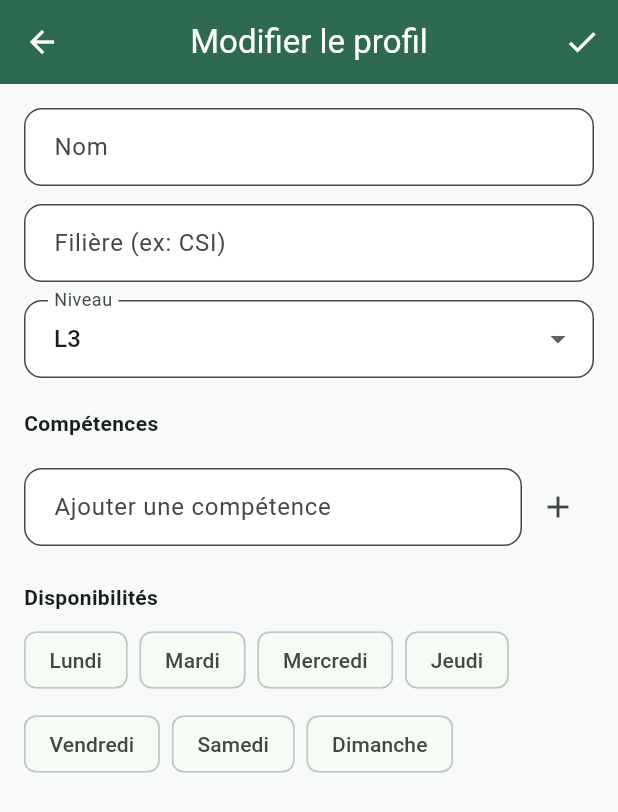
After one commit to LordMichxl/projet_binome, a Flutter app: the EditProfileScreen screen opened directly, on a phone screen of 412 x 824 dp. The commit adds this screen. Shown: the top 812 px of the screen. Run offline on Flutter 3.47's test engine with Material 3 defaults, Android fonts, the phone set to English and light mode, and no system bars; our stand-ins replace cloud_firestore, firebase_auth, firebase_core, flutter_riverpod; accounts and stored records are empty.

Commit message:
Feat: Profile,availability, skils

```diff
--- a/lib/models/message_model.dart
+++ b/lib/models/message_model.dart
@@ -1,4 +1,3 @@
-import 'package:cloud_firestore/cloud_firestore.dart';
 
 class MessageModel {
   final String id;
--- a/lib/models/notification_model.dart
+++ b/lib/models/notification_model.dart
@@ -1,4 +1,3 @@
-import 'package:cloud_firestore/cloud_firestore.dart';
 
 enum NotificationType { matchRequest, matchAccepted, newMessage }
 
@@ -33,7 +32,9 @@ class NotificationModel {
       type: notificationTypeFromString(map['type'] ?? 'matchRequest'),
       message: map['message'] ?? '',
       read: map['read'] ?? false,
-      createdAt: (map['createdAt'] as Timestamp?)?.toDate() ?? DateTime.now(),
+      createdAt: DateTime.parse(
+        map['createdAt'] ?? DateTime.now().toIso8601String(),
+      ),
     );
   }
 
--- a/lib/models/user_model.dart
+++ b/lib/models/user_model.dart
@@ -1,4 +1,3 @@
-import 'package:cloud_firestore/cloud_firestore.dart';
 class UserModel {
   final String uid;
   final String email;
@@ -46,7 +45,7 @@ class UserModel {
       email: map['email'] ?? '',
       name: map['name'] ?? '',
       sector: map['sector'] ?? '',
-      level: map['leve'] ?? '',
+      level: map['level'] ?? '',
       photoUrl: map['photoUrl'],
       skills: List<String>.from(map['skills'] ?? []),
       lookingFor: List<String>.from(map['lookingFor'] ?? []),
--- /dev/null
+++ b/lib/screens/profile/edit_profile_screen.dart
@@ -0,0 +1,133 @@
+import 'package:flutter/material.dart';
+import 'package:flutter_riverpod/flutter_riverpod.dart';
+import '../../providers/auth_provider.dart';
+import '../../utils/constantes.dart';
+
+class EditProfileScreen extends ConsumerStatefulWidget {
+  const EditProfileScreen({super.key});
+
+  @override
+  ConsumerState<EditProfileScreen> createState() => _EditProfileScreenState();
+}
+
+class _EditProfileScreenState extends ConsumerState<EditProfileScreen> {
+  late TextEditingController _nameController;
+  late TextEditingController _sectorController;
+  final TextEditingController _skillController = TextEditingController();
+
+  static const List<String> _levels = ['L1', 'L2', 'L3', 'M1', 'M2'];
+  static const List<String> _days = [
+    'Lundi', 'Mardi', 'Mercredi', 'Jeudi', 'Vendredi', 'Samedi', 'Dimanche'
+  ];
+  late String _selectedLevel;
+
+  @override
+  void initState() {
+    super.initState();
+    final user = ref.read(currentUserProvider);
+    _nameController = TextEditingController(text: user?.name ?? '');
+    _sectorController = TextEditingController(text: user?.sector ?? '');
+    _selectedLevel = (user != null && _levels.contains(user.level)) ? user.level : 'L3';
+  }
+
+  @override
+  void dispose() {
+    _nameController.dispose();
+    _sectorController.dispose();
+    _skillController.dispose();
+    super.dispose();
+  }
+
+  void _addSkill() {
+    final skill = _skillController.text.trim();
+    if (skill.isEmpty) return;
+    ref.read(authProvider.notifier).addSkill(skill);
+    _skillController.clear();
+  }
+
+  void _save() {
+    ref.read(authProvider.notifier).updateProfile(
+      name: _nameController.text.trim(),
+      sector: _sectorController.text.trim(),
+      level: _selectedLevel,
+    );
+    Navigator.pop(context);
+  }
+
+  @override
+  Widget build(BuildContext context) {
+    final user = ref.watch(currentUserProvider);
+
+    return Scaffold(
+      appBar: AppBar(
+        title: const Text('Modifier le profil'),
+        actions: [IconButton(icon: const Icon(Icons.check), onPressed: _save)],
+      ),
+      body: Padding(
+        padding: const EdgeInsets.all(kPadding),
+        child: ListView(
+          children: [
+            TextField(controller: _nameController, decoration: const InputDecoration(labelText: 'Nom')),
+            const SizedBox(height: 12),
+            TextField(
+              controller: _sectorController,
+              decoration: const InputDecoration(labelText: 'Filière (ex: CSI)'),
+            ),
+            const SizedBox(height: 12),
+            DropdownButtonFormField<String>(
+              value: _selectedLevel,
+              decoration: const InputDecoration(labelText: 'Niveau'),
+              items: _levels.map((lvl) => DropdownMenuItem(value: lvl, child: Text(lvl))).toList(),
+              onChanged: (value) {
+                if (value != null) setState(() => _selectedLevel = value);
+              },
+            ),
+            const SizedBox(height: 20),
+            const Text('Compétences', style: TextStyle(fontWeight: FontWeight.bold)),
+            const SizedBox(height: 8),
+            Wrap(
+              spacing: 8,
+              children: (user?.skills ?? []).map((skill) {
+                return Chip(
+                  label: Text(skill),
+                  onDeleted: () => ref.read(authProvider.notifier).removeSkill(skill),
+                );
+              }).toList(),
+            ),
+            const SizedBox(height: 12),
+            Row(
+              children: [
+                Expanded(
+                  child: TextField(
+                    controller: _skillController,
+                    decoration: const InputDecoration(
+                      labelText: 'Ajouter une compétence',
+                      hintText: 'ex: Flutter',
+                    ),
+                    onSubmitted: (_) => _addSkill(),
+                  ),
+                ),
+                IconButton(icon: const Icon(Icons.add), onPressed: _addSkill),
+              ],
+            ),
+            const SizedBox(height: 24),
+            const Text('Disponibilités', style: TextStyle(fontWeight: FontWeight.bold)),
+            const SizedBox(height: 8),
+            Wrap(
+              spacing: 8,
+              runSpacing: 8,
+              children: _days.map((day) {
+                final isAvailable = user?.availability[day] ?? false;
+                return FilterChip(
+                  label: Text(day),
+                  selected: isAvailable,
+                  onSelected: (_) => ref.read(authProvider.notifier).toggleAvailability(day),
+                );
+              }).toList(),
+            ),
+          ],
+        ),
+      ),
+    );
+  }
+}
```
Also changed, not shown: lib/models/match_model.dart (+4 -4 lines), lib/providers/auth_provider.dart (+71 -5 lines), lib/screens/home_screen.dart (+10 -2 lines), lib/screens/profile/profile_screen.dart (added, +87 -0 lines).
